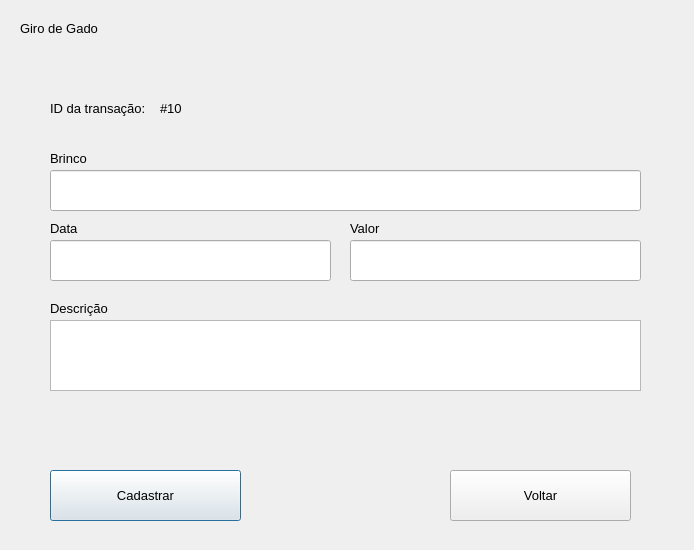
Qt form views/financialrecordscreen.ui (MaceGabriel/GiroDeGado) before a commit.
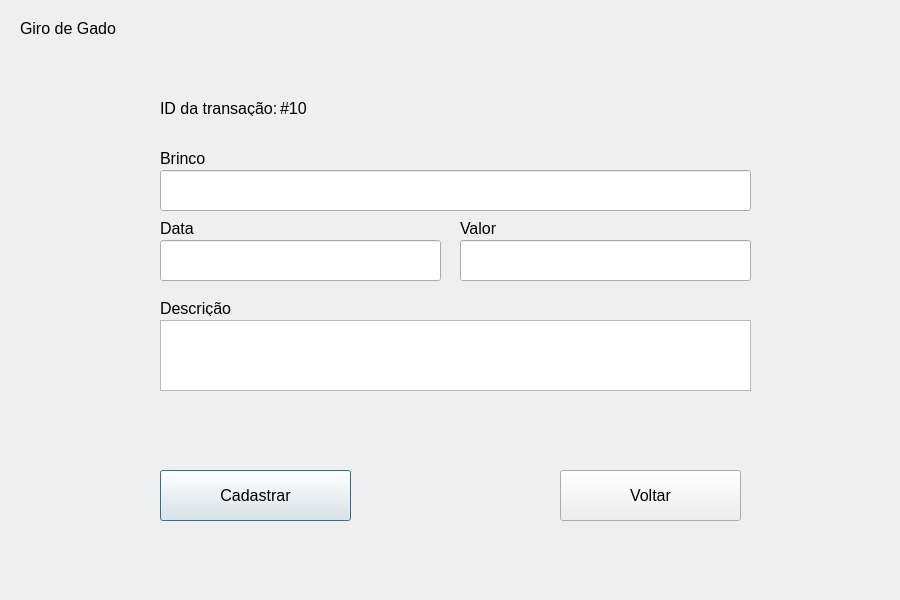
The same form after that commit.

Diff of the .ui file:
```diff
--- a/views/financialrecordscreen.ui
+++ b/views/financialrecordscreen.ui
@@ -6,8 +6,8 @@
    <rect>
     <x>0</x>
     <y>0</y>
-    <width>694</width>
-    <height>550</height>
+    <width>900</width>
+    <height>600</height>
    </rect>
   </property>
   <property name="windowTitle">
@@ -16,7 +16,7 @@
   <widget class="QPushButton" name="registerButton">
    <property name="geometry">
     <rect>
-     <x>50</x>
+     <x>160</x>
      <y>470</y>
      <width>191</width>
      <height>51</height>
@@ -24,7 +24,7 @@
    </property>
    <property name="font">
     <font>
-     <pointsize>10</pointsize>
+     <pointsize>12</pointsize>
     </font>
    </property>
    <property name="text">
@@ -34,7 +34,7 @@
   <widget class="QLineEdit" name="inputEarring">
    <property name="geometry">
     <rect>
-     <x>50</x>
+     <x>160</x>
      <y>170</y>
      <width>591</width>
      <height>41</height>
@@ -42,14 +42,14 @@
    </property>
    <property name="font">
     <font>
-     <pointsize>10</pointsize>
+     <pointsize>12</pointsize>
     </font>
    </property>
   </widget>
   <widget class="QLineEdit" name="inputPrice">
    <property name="geometry">
     <rect>
-     <x>350</x>
+     <x>460</x>
      <y>240</y>
      <width>291</width>
      <height>41</height>
@@ -57,14 +57,14 @@
    </property>
    <property name="font">
     <font>
-     <pointsize>10</pointsize>
+     <pointsize>12</pointsize>
     </font>
    </property>
   </widget>
   <widget class="QLabel" name="labelDate">
    <property name="geometry">
     <rect>
-     <x>50</x>
+     <x>160</x>
      <y>220</y>
      <width>111</width>
      <height>16</height>
@@ -72,7 +72,7 @@
    </property>
    <property name="font">
     <font>
-     <pointsize>10</pointsize>
+     <pointsize>12</pointsize>
     </font>
    </property>
    <property name="text">
@@ -82,7 +82,7 @@
   <widget class="QPushButton" name="backButton">
    <property name="geometry">
     <rect>
-     <x>450</x>
+     <x>560</x>
      <y>470</y>
      <width>181</width>
      <height>51</height>
@@ -90,7 +90,7 @@
    </property>
    <property name="font">
     <font>
-     <pointsize>10</pointsize>
+     <pointsize>12</pointsize>
     </font>
    </property>
    <property name="text">
@@ -100,7 +100,7 @@
   <widget class="QLineEdit" name="inputDate">
    <property name="geometry">
     <rect>
-     <x>50</x>
+     <x>160</x>
      <y>240</y>
      <width>281</width>
      <height>41</height>
@@ -108,14 +108,14 @@
    </property>
    <property name="font">
     <font>
-     <pointsize>10</pointsize>
+     <pointsize>12</pointsize>
     </font>
    </property>
   </widget>
   <widget class="QLabel" name="labelPrice">
    <property name="geometry">
     <rect>
-     <x>350</x>
+     <x>460</x>
      <y>220</y>
      <width>121</width>
      <height>16</height>
@@ -123,7 +123,7 @@
    </property>
    <property name="font">
     <font>
-     <pointsize>10</pointsize>
+     <pointsize>12</pointsize>
     </font>
    </property>
    <property name="text">
@@ -135,13 +135,13 @@
     <rect>
      <x>20</x>
      <y>20</y>
-     <width>81</width>
+     <width>101</width>
      <height>16</height>
     </rect>
    </property>
    <property name="font">
     <font>
-     <pointsize>10</pointsize>
+     <pointsize>12</pointsize>
     </font>
    </property>
    <property name="text">
@@ -151,7 +151,7 @@
   <widget class="QLabel" name="labelTransaction">
    <property name="geometry">
     <rect>
-     <x>50</x>
+     <x>160</x>
      <y>100</y>
      <width>141</width>
      <height>16</height>
@@ -159,7 +159,7 @@
    </property>
    <property name="font">
     <font>
-     <pointsize>10</pointsize>
+     <pointsize>12</pointsize>
     </font>
    </property>
    <property name="text">
@@ -169,7 +169,7 @@
   <widget class="QLabel" name="labelEarring">
    <property name="geometry">
     <rect>
-     <x>50</x>
+     <x>160</x>
      <y>150</y>
      <width>61</width>
      <height>16</height>
@@ -177,7 +177,7 @@
    </property>
    <property name="font">
     <font>
-     <pointsize>10</pointsize>
+     <pointsize>12</pointsize>
     </font>
    </property>
    <property name="text">
@@ -187,17 +187,22 @@
   <widget class="QTextEdit" name="inputDescription">
    <property name="geometry">
     <rect>
-     <x>50</x>
+     <x>160</x>
      <y>320</y>
      <width>591</width>
      <height>71</height>
     </rect>
    </property>
+   <property name="font">
+    <font>
+     <pointsize>12</pointsize>
+    </font>
+   </property>
   </widget>
   <widget class="QLabel" name="labelDescription">
    <property name="geometry">
     <rect>
-     <x>50</x>
+     <x>160</x>
      <y>300</y>
      <width>111</width>
      <height>16</height>
@@ -205,7 +210,7 @@
    </property>
    <property name="font">
     <font>
-     <pointsize>10</pointsize>
+     <pointsize>12</pointsize>
     </font>
    </property>
    <property name="text">
@@ -215,7 +220,7 @@
   <widget class="QLabel" name="labelIdTransaction">
    <property name="geometry">
     <rect>
-     <x>160</x>
+     <x>280</x>
      <y>100</y>
      <width>71</width>
      <height>16</height>
@@ -223,7 +228,7 @@
    </property>
    <property name="font">
     <font>
-     <pointsize>10</pointsize>
+     <pointsize>12</pointsize>
     </font>
    </property>
    <property name="text">
```
